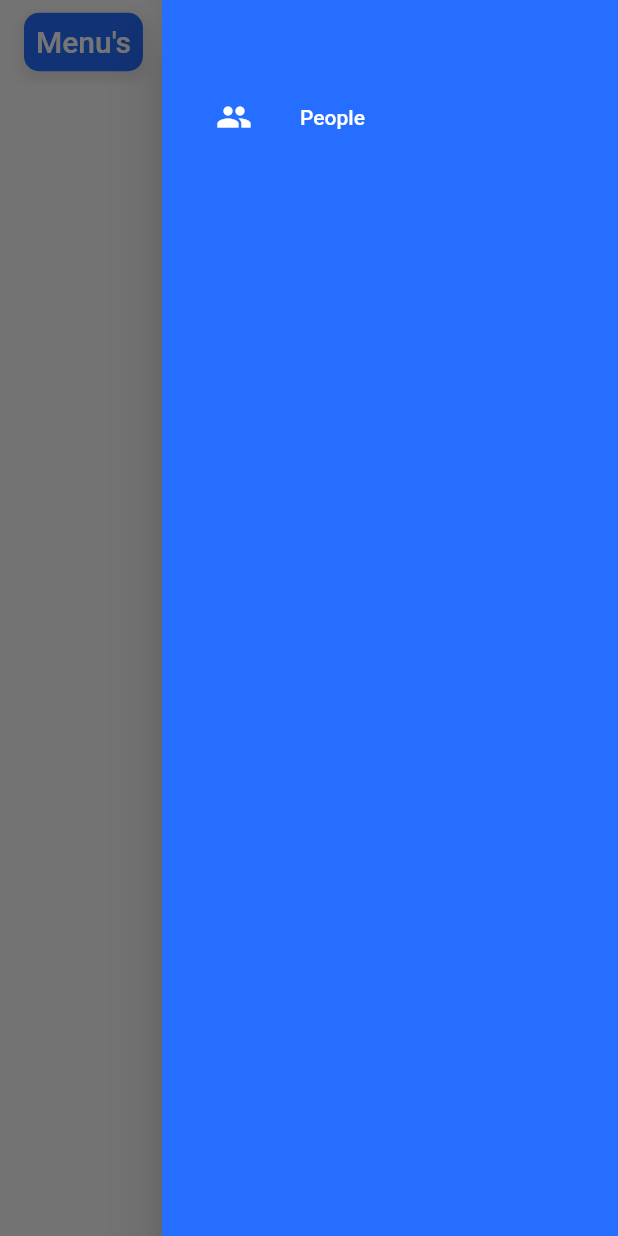
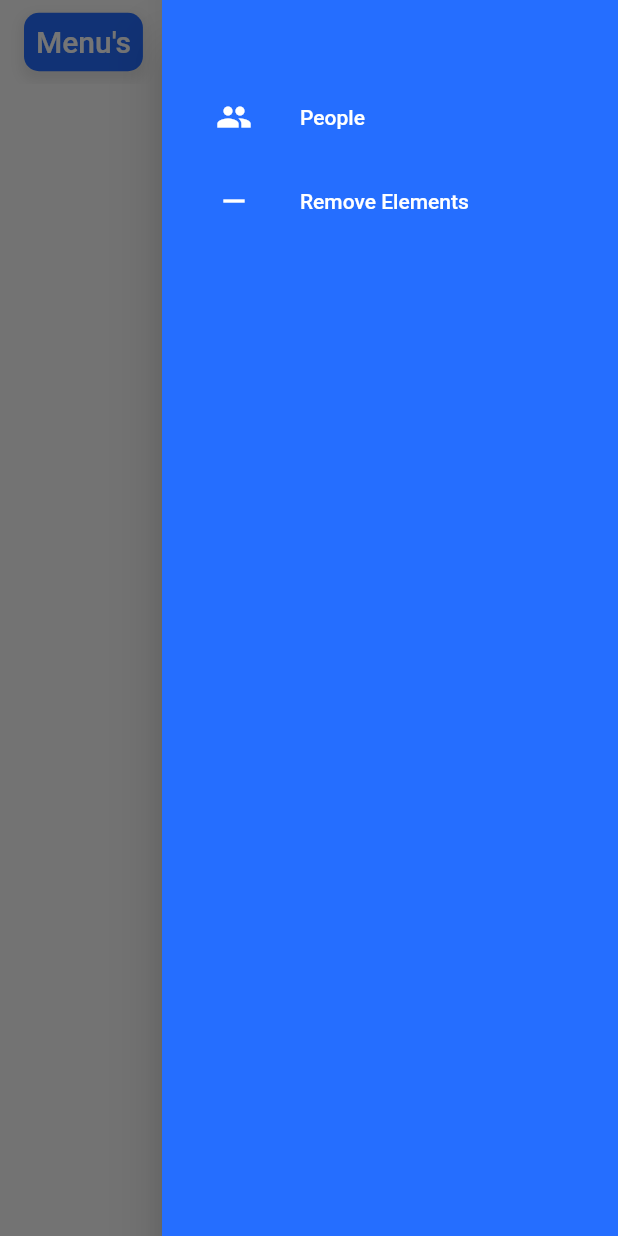
Before and after one commit to Lacky97/menus, a Flutter app: the screen it shows after launch, in the side drawer, after a tap on the "add" icon, on a phone screen of 412 x 824 dp. Run offline on Flutter 3.47's test engine with Material 2 defaults, Android fonts, the phone set to English and light mode, and no system bars; our stand-ins replace flutter_staggered_animations, hive, hive_flutter; missing offline and left inert: animated_widgets, favicon, qr_code_scanner; accounts and stored records are empty.

```diff
--- a/lib/drawer.dart
+++ b/lib/drawer.dart
@@ -1,6 +1,8 @@
 
 import 'package:flutter/material.dart';
+import 'package:menus/banner.dart';
 import 'package:menus/constant/app_style.dart';
+import 'package:menus/menu.dart';
 import 'package:menus/themebuilder.dart';
 
 // ignore: must_be_immutable
@@ -30,11 +32,35 @@ class _NavigatorDrawerState extends State<NavigatorDrawer> {
               text: 'People',
               icon: Icons.people,
             ),
+            buildRemoveItem(
+              text: 'Remove Elements',
+              icon: Icons.remove,
+            ),
           ],
           )
       ),
     );
   }
+
+
+  Widget buildRemoveItem({
+      required String text,
+      required IconData icon,
+    }) {
+
+    final color = Colors.white;
+    final hoverColor = Colors.white70;
+
+    return ListTile(
+      leading: Icon(icon, color: color),
+      title: Text(text, style: TextStyle(color: color)),
+      hoverColor: hoverColor,
+      onTap: () => {
+        Navigator.of(context).pop(),
+      }
+    );
+  }
+
 
   Widget buildMenuItem({
       required String text,
--- a/lib/main.dart
+++ b/lib/main.dart
@@ -35,9 +35,11 @@ class MyApp extends StatelessWidget {
         builder: (context, _brightness) {
           return MaterialApp(
             debugShowCheckedModeBanner: false,
-      theme: ThemeData(primaryColor: AppStyle.primaryColor, brightness: _brightness),
+            theme: ThemeData(
+                primaryColor: AppStyle.primaryColor, brightness: _brightness),
             title: 'Flutter Demo',
             home: Menu(brightness: _brightness),
-    );});
+          );
+        });
   }
 }
--- /dev/null
+++ b/lib/utils/globals.dart
@@ -0,0 +1,4 @@
+library menus.globals;
+
+bool delete = false;
+bool enabled = false;
--- a/pubspec.yaml
+++ b/pubspec.yaml
@@ -35,6 +35,8 @@ dependencies:
   hive_flutter: ^1.0.0
   favicon: ^1.0.15
   network_to_file_image: ^3.0.1
+  flutter_staggered_animations: ^1.0.0
+  animated_widgets: ^1.1.0
 
 dev_dependencies:
   flutter_test:
@@ -53,6 +55,7 @@ flutter:
   # included with your application, so that you can use the icons in
   # the material Icons class.
   uses-material-design: true
+
 
   # To add assets to your application, add an assets section, like this:
   # assets:
```
Also changed, not shown: lib/banner.dart (+84 -17 lines), lib/menu.dart (+39 -16 lines), pubspec.lock. Lines whose indentation alone changed are shown as unchanged.
